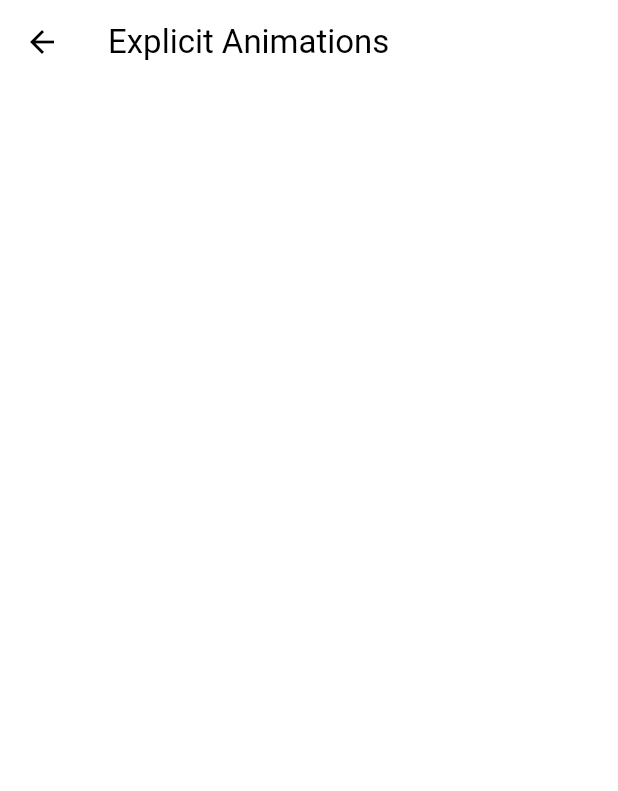
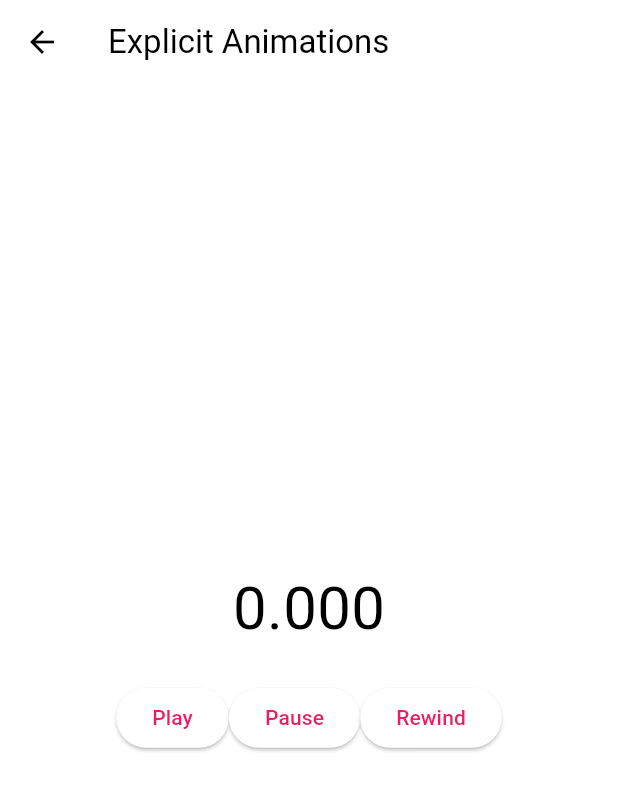
Before and after one commit to expensive-garbage/Jinwook-Song-flutter_animations, a Flutter app: the ExplicitAnimationsScreen screen opened directly, on a phone screen of 412 x 824 dp. Shown: the top 791 px of the screen. Run offline on Flutter 3.47's test engine with Material 2 defaults, Android fonts, the phone set to English and light mode, and no system bars.

Commit message:
animation controller and AnimatedBuilder

```diff
--- a/lib/screens/explicit_animations_screen.dart
+++ b/lib/screens/explicit_animations_screen.dart
@@ -10,8 +10,22 @@ class ExplicitAnimationsScreen extends StatefulWidget {
 
 class _ExplicitAnimationsScreenState extends State<ExplicitAnimationsScreen>
     with SingleTickerProviderStateMixin {
-  late final AnimationController _animationController =
-      AnimationController(vsync: this);
+  late final AnimationController _animationController = AnimationController(
+    vsync: this,
+    duration: const Duration(seconds: 10),
+  );
+
+  void _play() {
+    _animationController.forward();
+  }
+
+  void _pause() {
+    _animationController.stop();
+  }
+
+  void _rewind() {
+    _animationController.reverse();
+  }
 
   @override
   void initState() {
@@ -24,6 +38,48 @@ class _ExplicitAnimationsScreenState extends State<ExplicitAnimationsScreen>
       appBar: AppBar(
         title: const Text('Explicit Animations'),
       ),
+      body: Center(
+        child: Column(
+          mainAxisAlignment: MainAxisAlignment.center,
+          children: [
+            AnimatedBuilder(
+              animation: _animationController,
+              builder: (context, child) {
+                return Text(
+                  _animationController.value.toStringAsFixed(3),
+                  style: const TextStyle(fontSize: 40),
+                );
+              },
+            ),
+            const SizedBox(
+              height: 20,
+            ),
+            Row(
+              mainAxisAlignment: MainAxisAlignment.center,
+              children: [
+                ElevatedButton(
+                  onPressed: _play,
+                  child: const Text(
+                    'Play',
+                  ),
+                ),
+                ElevatedButton(
+                  onPressed: _pause,
+                  child: const Text(
+                    'Pause',
+                  ),
+                ),
+                ElevatedButton(
+                  onPressed: _rewind,
+                  child: const Text(
+                    'Rewind',
+                  ),
+                ),
+              ],
+            )
+          ],
+        ),
+      ),
     );
   }
 }
```
Also changed, not shown: 1 other file.
